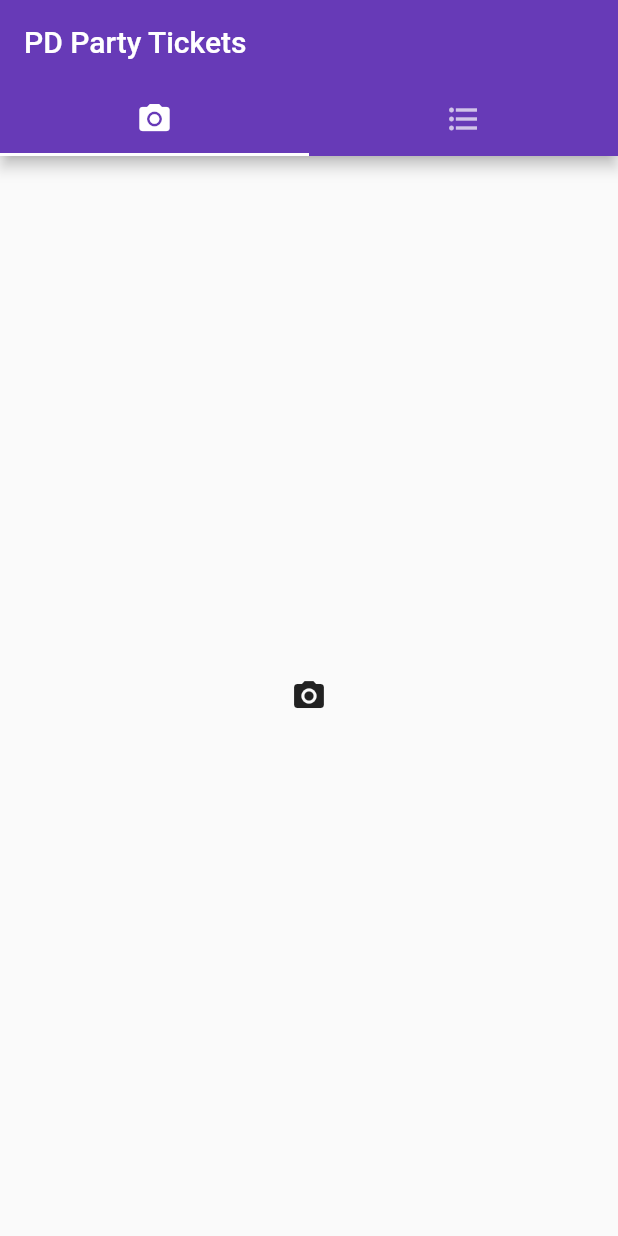
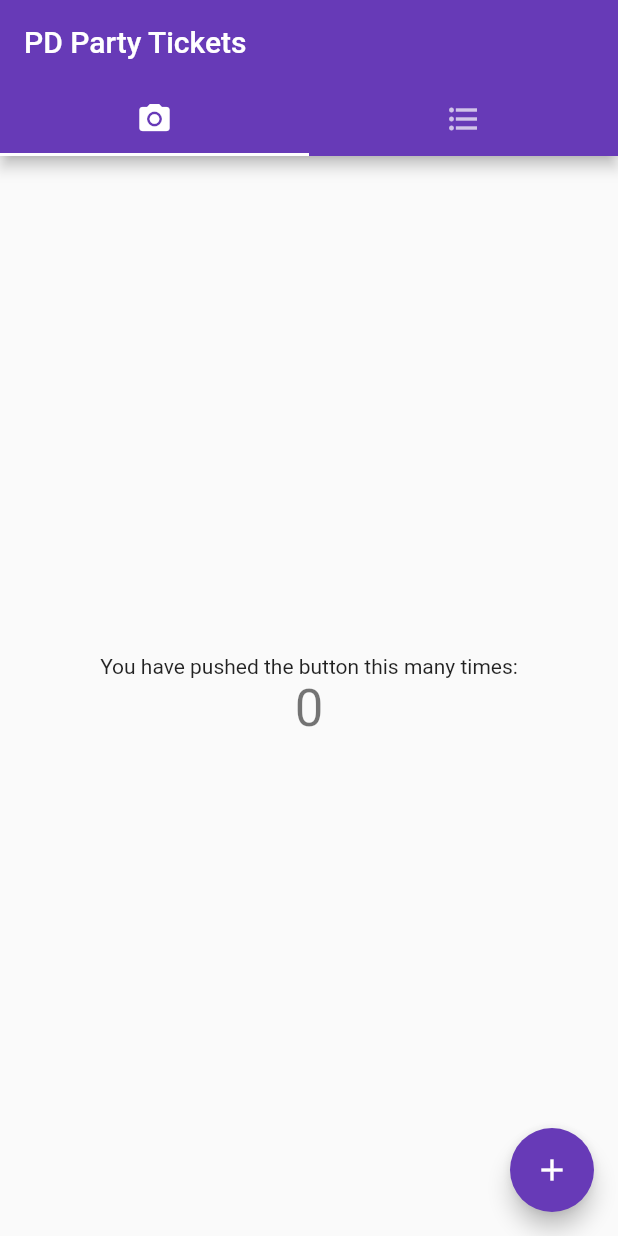
Before and after one commit to Igormandello/pd-party-tickets, a Flutter app: the screen it shows after launch, on a phone screen of 412 x 824 dp. Run offline on Flutter 3.47's test engine with Material 2 defaults, Android fonts, the phone set to English and light mode, and no system bars.

Commit message:
Adds the HomePage creation inside the TabBarView

```diff
--- a/pd_paty_tickets/lib/app.dart
+++ b/pd_paty_tickets/lib/app.dart
@@ -1,4 +1,5 @@
 import 'package:flutter/material.dart';
+import 'screens/HomePage.dart';
 
 class App extends StatelessWidget {
   App({ Key key, this.title }) : super(key: key);
@@ -21,8 +22,8 @@ class App extends StatelessWidget {
         ),
         body: TabBarView(
           children: [
-            Icon(Icons.photo_camera),
-            Icon(Icons.format_list_bulleted),
+            HomePage(),
+            HomePage(),
           ],
         ),
       ),
--- a/pd_paty_tickets/lib/screens/HomePage.dart
+++ b/pd_paty_tickets/lib/screens/HomePage.dart
@@ -1,15 +1,13 @@
 import 'package:flutter/material.dart';
 
-class MyHomePage extends StatefulWidget {
-  MyHomePage({ Key key, this.title }) : super(key: key);
-
-  final String title;
+class HomePage extends StatefulWidget {
+  HomePage({ Key key }) : super(key: key);
 
   @override
-  _MyHomePageState createState() => _MyHomePageState();
+  _HomePageState createState() => _HomePageState();
 }
 
-class _MyHomePageState extends State<MyHomePage> {
+class _HomePageState extends State<HomePage> {
   int _counter = 0;
 
   void _incrementCounter() {
@@ -21,9 +19,6 @@ class _MyHomePageState extends State<MyHomePage> {
   @override
   Widget build(BuildContext context) {
     return Scaffold(
-      appBar: AppBar(
-        title: Text(widget.title),
-      ),
       body: Center(
         child: Column(
           mainAxisAlignment: MainAxisAlignment.center,
```
